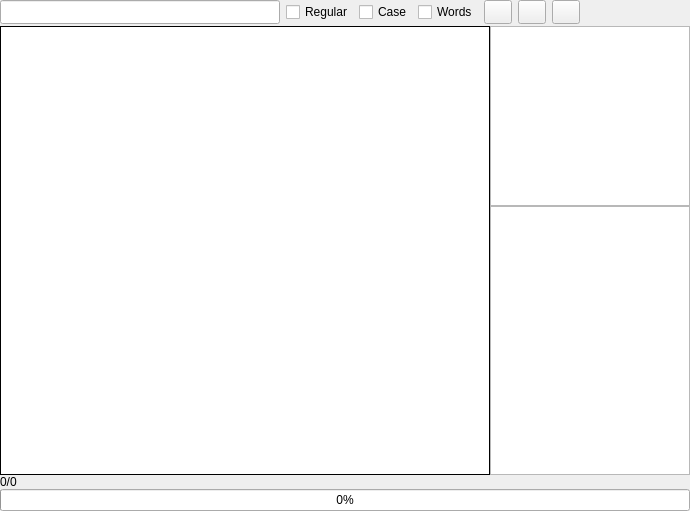
The window that src/Layout/widgetTracerList.ui (WeizhongLiang/AndroidBoyPublic) describes before a commit, drawn with Qt 5.
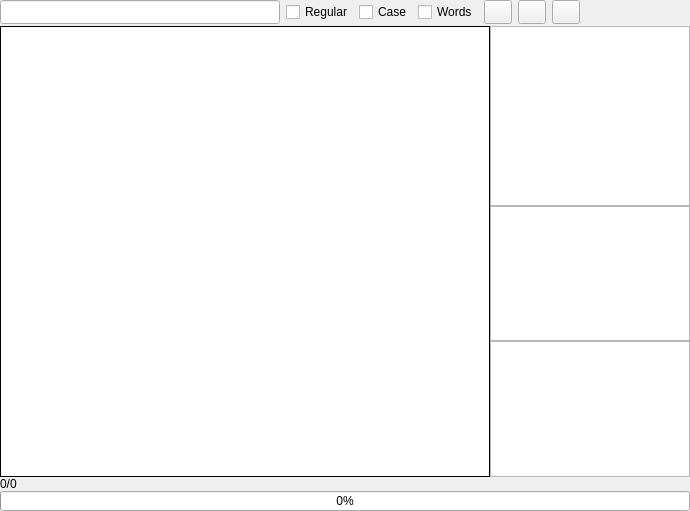
The same window after the commit. Icons and pictures are not drawn.

The edit to the form file:
```diff
--- a/src/Layout/widgetTracerList.ui
+++ b/src/Layout/widgetTracerList.ui
@@ -344,6 +344,28 @@
            </property>
           </widget>
          </item>
+         <item>
+          <widget class="QListWidget" name="listNotice">
+           <property name="sizePolicy">
+            <sizepolicy hsizetype="Fixed" vsizetype="Expanding">
+             <horstretch>0</horstretch>
+             <verstretch>0</verstretch>
+            </sizepolicy>
+           </property>
+           <property name="minimumSize">
+            <size>
+             <width>200</width>
+             <height>0</height>
+            </size>
+           </property>
+           <property name="maximumSize">
+            <size>
+             <width>200</width>
+             <height>16777215</height>
+            </size>
+           </property>
+          </widget>
+         </item>
         </layout>
        </item>
       </layout>
```
